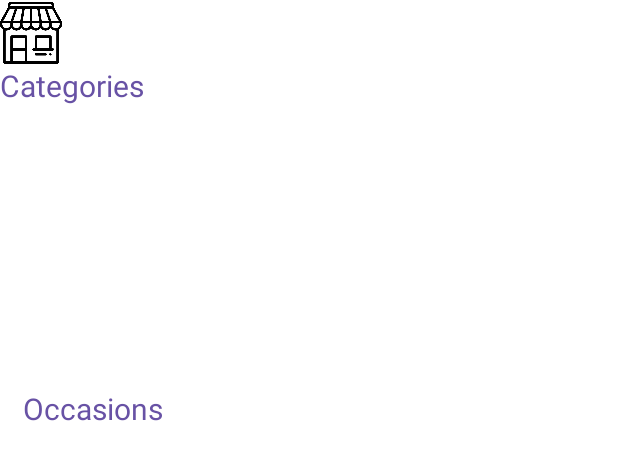
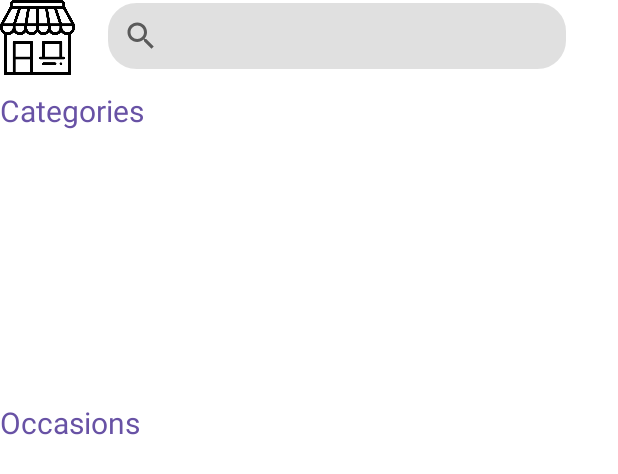
Before and after one commit to malvarezg1/iGift, an Android app: the layout fragment_home.xml on its own in the app's theme, with its tools: preview values and no code run, on a phone screen of 412 x 824 dp. Shown: the top 474 px of the screen. Run offline under Robolectric (Android 15) with nearby library versions, the phone set to English and light mode, and no system bars; Roboto replaces fonts that are not available here.

Commit message:
home arreglado

```diff
--- a/iGift/app/build.gradle
+++ b/iGift/app/build.gradle
@@ -55,6 +55,7 @@ dependencies {
     implementation 'androidx.legacy:legacy-support-v4:1.0.0'
     implementation 'androidx.navigation:navigation-fragment-ktx:2.4.1'
     implementation 'androidx.navigation:navigation-ui-ktx:2.4.1'
+    implementation 'androidx.cardview:cardview:1.0.0'
     testImplementation 'junit:junit:4.+'
     androidTestImplementation 'androidx.test.ext:junit:1.1.3'
     androidTestImplementation 'androidx.test.espresso:espresso-core:3.4.0'
--- /dev/null
+++ b/iGift/app/src/main/res/drawable/bg_white_rounded.xml
@@ -0,0 +1,15 @@
+<?xml version="1.0" encoding="utf-8"?>
+
+<shape
+    xmlns:android="http://schemas.android.com/apk/res/android"
+    android:shape="rectangle">
+
+    <corners android:radius="20dp" />
+
+    <!-- This is the border color -->
+    <stroke android:width="2dp" android:color="@color/white" />
+
+    <!--- This is the background color -->
+    <solid android:color="@color/light_grey" />
+
+</shape>
--- a/iGift/app/src/main/res/layout/activity_main.xml
+++ b/iGift/app/src/main/res/layout/activity_main.xml
@@ -11,6 +11,8 @@
         android:layout_width="wrap_content"
         android:layout_height="wrap_content"
         android:fontFamily="@font/dosis"
+        android:paddingTop="15dp"
+        android:paddingBottom="15dp"
         android:text="@string/app_name"
         android:textColor="#6852A5"
         android:textSize="34sp"
@@ -21,7 +23,9 @@
     <FrameLayout
         android:id="@+id/flFragment"
         android:layout_width="match_parent"
-        android:layout_height="wrap_content"
+        android:layout_height="0dp"
+        android:layout_marginStart="15dp"
+        android:layout_marginEnd="15dp"
         app:layout_constraintBottom_toTopOf="@+id/bottomNavigationView"
         app:layout_constraintEnd_toEndOf="parent"
         app:layout_constraintHorizontal_bias="0.5"
--- a/iGift/app/src/main/res/layout/fragment_home.xml
+++ b/iGift/app/src/main/res/layout/fragment_home.xml
@@ -5,13 +5,29 @@
     xmlns:app="http://schemas.android.com/apk/res-auto"
     xmlns:tools="http://schemas.android.com/tools">
 
-    <ImageView
-        android:id="@+id/imageTienda"
-        android:layout_width="41dp"
-        android:layout_height="43dp"
-        app:layout_constraintStart_toStartOf="parent"
-        app:layout_constraintTop_toTopOf="parent"
-        app:srcCompat="@drawable/tienda" />
+    <LinearLayout
+        android:id="@+id/linearLayout3"
+        android:layout_width="match_parent"
+        android:layout_height="60dp"
+        android:orientation="horizontal"
+        app:layout_constraintTop_toTopOf="parent">
+
+        <ImageView
+            android:id="@+id/imageTienda"
+            android:layout_width="50dp"
+            android:layout_height="50dp"
+            app:srcCompat="@drawable/tienda" />
+
+
+        <SearchView
+            android:layout_width="309dp"
+            android:layout_height="wrap_content"
+            android:layout_marginLeft="20dp"
+            android:background="@drawable/bg_white_rounded"
+            android:queryHint="Search" />
+
+    </LinearLayout>
+
 
     <TextView
         android:id="@+id/categories_title"
@@ -20,23 +36,24 @@
         android:text="Categories"
         android:textColor="@color/purple_500"
         android:textSize="20sp"
-        app:layout_constraintTop_toBottomOf="@+id/imageTienda" />
-
+        app:layout_constraintBottom_toTopOf="@id/categoryRecycleView"
+        app:layout_constraintEnd_toEndOf="parent"
+        app:layout_constraintHorizontal_bias="0.0"
+        app:layout_constraintStart_toStartOf="parent"
+        app:layout_constraintTop_toBottomOf="@id/linearLayout3" />
 
     <androidx.recyclerview.widget.RecyclerView
         android:id="@+id/categoryRecycleView"
         android:layout_width="match_parent"
         android:layout_height="136dp"
-        android:layout_marginTop="8dp"
-        android:paddingTop="18dp"
-        app:layout_constraintTop_toBottomOf="@+id/categories_title"
-        tools:layout_editor_absoluteX="-16dp" />
+        android:layout_marginTop="5dp"
+        app:layout_constraintStart_toStartOf="parent"
+        app:layout_constraintTop_toBottomOf="@+id/categories_title" />
 
     <TextView
         android:id="@+id/occasion_title"
         android:layout_width="wrap_content"
         android:layout_height="wrap_content"
-        android:layout_marginStart="15dp"
         android:text="Occasions"
         android:textColor="@color/purple_500"
         android:textSize="20sp"
@@ -48,11 +65,9 @@
         android:id="@+id/occacionsRecyclerView"
         android:layout_width="match_parent"
         android:layout_height="450dp"
-
-        android:paddingTop="18dp"
+        app:layout_constraintBottom_toBottomOf="parent"
         app:layout_constraintEnd_toEndOf="parent"
         app:layout_constraintStart_toStartOf="parent"
-        app:layout_constraintTop_toBottomOf="@+id/occasion_title"
-        app:layout_constraintBottom_toBottomOf="parent"/>
+        app:layout_constraintTop_toBottomOf="@+id/occasion_title" />
 
 </androidx.constraintlayout.widget.ConstraintLayout>
--- a/iGift/app/src/main/res/values/colors.xml
+++ b/iGift/app/src/main/res/values/colors.xml
@@ -5,6 +5,9 @@
     <color name="champagne">#EECF93</color>
     <color name="aero_blue">#D0F5E4</color>
     <color name="khaki">#C3B299</color>
+    <color name="light_grey">#E0E0E0</color>
+
+
 
 
     <color name="purple_200">#9A8AC9</color>
```
Also changed, not shown: iGift/app/src/main/res/layout/category_item.xml (+30 -9 lines).
